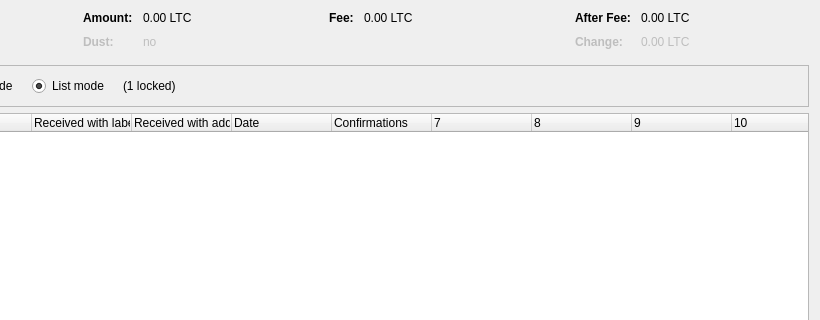
This is src/qt/forms/coincontroldialog.ui in weycoin/weycoin as Qt 5 draws it before an edit; both pictures show x 180 to 1000 and y 0 to 320 of the 1000 by 500 pixel window. The edited form follows.
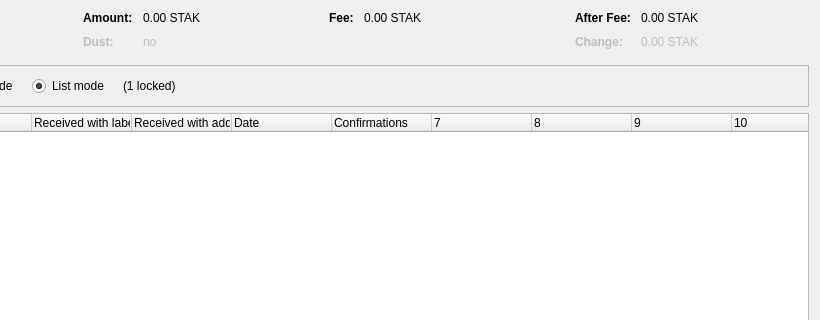
This is the edited form. Custom widgets are drawn as their Qt base class.

```diff
--- a/src/qt/forms/coincontroldialog.ui
+++ b/src/qt/forms/coincontroldialog.ui
@@ -132,7 +132,7 @@
           <enum>Qt::ActionsContextMenu</enum>
          </property>
          <property name="text">
-          <string notr="true">0.00 LTC</string>
+          <string notr="true">0.00 STAK</string>
          </property>
          <property name="textInteractionFlags">
           <set>Qt::LinksAccessibleByMouse|Qt::TextSelectableByKeyboard|Qt::TextSelectableByMouse</set>
@@ -212,7 +212,7 @@
           <enum>Qt::ActionsContextMenu</enum>
          </property>
          <property name="text">
-          <string notr="true">0.00 LTC</string>
+          <string notr="true">0.00 STAK</string>
          </property>
          <property name="textInteractionFlags">
           <set>Qt::LinksAccessibleByMouse|Qt::TextSelectableByKeyboard|Qt::TextSelectableByMouse</set>
@@ -257,7 +257,7 @@
           <enum>Qt::ActionsContextMenu</enum>
          </property>
          <property name="text">
-          <string notr="true">0.00 LTC</string>
+          <string notr="true">0.00 STAK</string>
          </property>
          <property name="textInteractionFlags">
           <set>Qt::LinksAccessibleByMouse|Qt::TextSelectableByKeyboard|Qt::TextSelectableByMouse</set>
@@ -292,7 +292,7 @@
           <enum>Qt::ActionsContextMenu</enum>
          </property>
          <property name="text">
-          <string notr="true">0.00 LTC</string>
+          <string notr="true">0.00 STAK</string>
          </property>
          <property name="textInteractionFlags">
           <set>Qt::LinksAccessibleByMouse|Qt::TextSelectableByKeyboard|Qt::TextSelectableByMouse</set>
```
